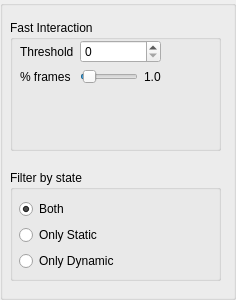
Before: the Qt Designer form displayManager_ui.ui in MatthieuZins/BoundingBoxMe, drawn with Qt 5.
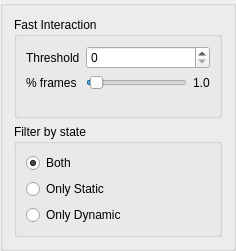
After: the same form once the commit is applied.

Commit message: Adjust Static/Dynamic policy and ui

The edit to the form file:
```diff
--- a/displayManager_ui.ui
+++ b/displayManager_ui.ui
@@ -7,82 +7,20 @@
     <x>0</x>
     <y>0</y>
     <width>236</width>
-    <height>300</height>
+    <height>251</height>
    </rect>
   </property>
   <property name="windowTitle">
    <string>GroupBox</string>
   </property>
-  <widget class="QGroupBox" name="groupBox">
-   <property name="geometry">
-    <rect>
-     <x>10</x>
-     <y>170</y>
-     <width>211</width>
-     <height>111</height>
-    </rect>
-   </property>
-   <property name="title">
-    <string>Filter by state</string>
-   </property>
-   <widget class="QWidget" name="verticalLayoutWidget">
-    <property name="geometry">
-     <rect>
-      <x>9</x>
-      <y>29</y>
-      <width>141</width>
-      <height>72</height>
-     </rect>
-    </property>
-    <layout class="QVBoxLayout" name="verticalLayout">
+  <layout class="QVBoxLayout" name="verticalLayout_2">
      <item>
-      <widget class="QRadioButton" name="radioButton_Both">
-       <property name="text">
-        <string>Both</string>
-       </property>
-       <property name="checked">
-        <bool>true</bool>
-       </property>
-      </widget>
-     </item>
-     <item>
-      <widget class="QRadioButton" name="radioButton_Only_Static">
-       <property name="text">
-        <string>Only Static</string>
-       </property>
-      </widget>
-     </item>
-     <item>
-      <widget class="QRadioButton" name="radioButton_Only_Dynamic">
-       <property name="text">
-        <string>Only Dynamic</string>
-       </property>
-      </widget>
-     </item>
-    </layout>
-   </widget>
-  </widget>
   <widget class="QGroupBox" name="groupBox_2">
-   <property name="geometry">
-    <rect>
-     <x>10</x>
-     <y>20</y>
-     <width>211</width>
-     <height>131</height>
-    </rect>
-   </property>
    <property name="title">
     <string>Fast Interaction</string>
    </property>
-   <widget class="QWidget" name="formLayoutWidget">
-    <property name="geometry">
-     <rect>
-      <x>10</x>
-      <y>20</y>
-      <width>141</width>
-      <height>111</height>
-     </rect>
-    </property>
+     <layout class="QVBoxLayout" name="verticalLayout_3">
+      <item>
     <layout class="QFormLayout" name="formLayout">
      <item row="0" column="0">
       <widget class="QLabel" name="label">
@@ -129,8 +67,48 @@
       </layout>
      </item>
     </layout>
-   </widget>
-  </widget>
+      </item>
+     </layout>
+    </widget>
+   </item>
+   <item>
+    <widget class="QGroupBox" name="groupBox">
+     <property name="title">
+      <string>Filter by state</string>
+     </property>
+     <layout class="QVBoxLayout" name="verticalLayout_4">
+      <item>
+       <layout class="QVBoxLayout" name="verticalLayout">
+        <item>
+         <widget class="QRadioButton" name="radioButton_Both">
+          <property name="text">
+           <string>Both</string>
+          </property>
+          <property name="checked">
+           <bool>true</bool>
+          </property>
+         </widget>
+        </item>
+        <item>
+         <widget class="QRadioButton" name="radioButton_Only_Static">
+          <property name="text">
+           <string>Only Static</string>
+          </property>
+         </widget>
+        </item>
+        <item>
+         <widget class="QRadioButton" name="radioButton_Only_Dynamic">
+          <property name="text">
+           <string>Only Dynamic</string>
+          </property>
+         </widget>
+        </item>
+       </layout>
+      </item>
+     </layout>
+    </widget>
+   </item>
+  </layout>
  </widget>
  <resources/>
  <connections/>
```
Lines whose indentation alone changed are shown as unchanged. The commit also changes 10 other files.
